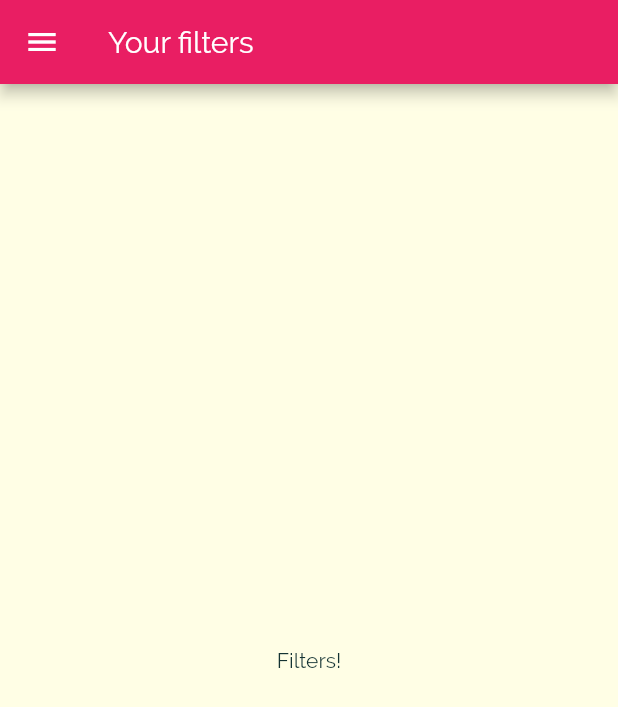
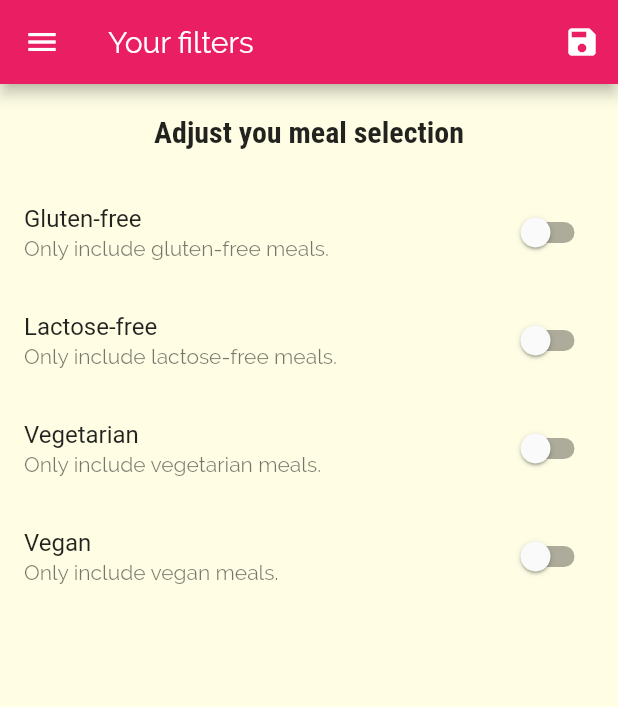
Before and after one commit to MartinFrac/Meals_app_flutter, a Flutter app: the FiltersScreen screen opened by its route, on a phone screen of 412 x 824 dp. Shown: the top 707 px of the screen. Run offline on Flutter 3.47's test engine with Material 2 defaults, Android fonts, the phone set to English and light mode, and no system bars.

Commit message:
filters to be checked

```diff
--- a/lib/main.dart
+++ b/lib/main.dart
@@ -1,16 +1,54 @@
 import 'package:flutter/material.dart';
 
+import './dummy_data.dart';
 import './screens/filters_screen.dart';
 import './screens/tabs_screen.dart';
 import './screens/meal_detail_screen.dart';
 import './screens/category_meals_screen.dart';
 import './screens/categories_screen.dart';
 
+import './models/meal.dart';
+
 void main() {
   runApp(MyApp());
 }
 
-class MyApp extends StatelessWidget {
+class MyApp extends StatefulWidget {
+  @override
+  _MyAppState createState() => _MyAppState();
+}
+
+class _MyAppState extends State<MyApp> {
+  Map<String, bool> _filters = {
+    'gluten': false,
+    'lactose': false,
+    'vegan': false,
+    'vegetarian': false,
+  };
+  List<Meal> _availableMeals = DUMMY_MEALS;
+
+  void _setFilters(Map<String, bool> filterData) {
+    setState(() {
+      _filters = filterData;
+
+      _availableMeals = DUMMY_MEALS.where((meal) {
+        if (_filters['gluten'] && !meal.isGlutenFree) {
+          return false;
+        }
+        if (_filters['lactose'] && !meal.isLactoseFree) {
+          return false;
+        }
+        if (_filters['vegan'] && !meal.isVegan) {
+          return false;
+        }
+        if (_filters['vegetarian'] && !meal.isVegetarian) {
+          return false;
+        }
+        return true;
+      });
+    });
+  }
+
   @override
   Widget build(BuildContext context) {
     return MaterialApp(
@@ -36,9 +74,10 @@ class MyApp extends StatelessWidget {
       ),
       home: TabsScreen(),
       routes: {
-        CategoryMealsScreen.routeName: (ctx) => CategoryMealsScreen(),
+        CategoryMealsScreen.routeName: (ctx) =>
+            CategoryMealsScreen(_availableMeals),
         MealDetailScreen.routeName: (ctx) => MealDetailScreen(),
-        FiltersScreen.routeName: (ctx) => FiltersScreen(),
+        FiltersScreen.routeName: (ctx) => FiltersScreen(_filters, _setFilters),
       },
       onUnknownRoute: (settings) {
         return MaterialPageRoute(builder: (ctx) => CategoriesScreen());
--- a/lib/screens/category_meals_screen.dart
+++ b/lib/screens/category_meals_screen.dart
@@ -1,12 +1,15 @@
 import 'package:flutter/material.dart';
 
 import '../widgets/meal_item.dart';
-import '../dummy_data.dart';
 
 import '../models/meal.dart';
 
 class CategoryMealsScreen extends StatefulWidget {
   static const routeName = '/category-meals';
+
+  final List<Meal> _availableMeals;
+
+  CategoryMealsScreen(this._availableMeals);
 
   @override
   _CategoryMealsScreenState createState() => _CategoryMealsScreenState();
@@ -24,7 +27,7 @@ class _CategoryMealsScreenState extends State<CategoryMealsScreen> {
           ModalRoute.of(context).settings.arguments as Map<String, String>;
       categoryTitle = routeArgs['title'];
       final categoryId = routeArgs['id'];
-      displayedMeals = DUMMY_MEALS.where((meal) {
+      displayedMeals = widget._availableMeals.where((meal) {
         return meal.categories.contains(categoryId);
       }).toList();
       _loadedInitData = true;
--- a/lib/screens/filters_screen.dart
+++ b/lib/screens/filters_screen.dart
@@ -1,18 +1,107 @@
 import 'package:flutter/material.dart';
 import 'package:meals_app/widgets/main_drawer.dart';
 
-class FiltersScreen extends StatelessWidget {
+class FiltersScreen extends StatefulWidget {
   static const routeName = '/filters';
+
+  final Function saveFilters;
+  final Map<String, bool> currentFilters;
+
+  FiltersScreen(this.currentFilters, this.saveFilters);
+
+  @override
+  _FiltersScreenState createState() => _FiltersScreenState();
+}
+
+class _FiltersScreenState extends State<FiltersScreen> {
+  var _glutenFree = false;
+  var _vegetarian = false;
+  var _vegan = false;
+  var _lactoseFree = false;
+
+  @override
+  initState() {
+    super.initState();
+    _glutenFree = widget.currentFilters['gluten'];
+    _lactoseFree = widget.currentFilters['lactose'];
+    _vegan = widget.currentFilters['vegan'];
+    _vegetarian = widget.currentFilters['vegetarian'];
+  }
+
+  Widget _buildSwitchListTile(String title, String description,
+      bool currentValue, Function updateValue) {
+    return SwitchListTile(
+      title: Text(title),
+      value: currentValue,
+      subtitle: Text(description),
+      onChanged: updateValue,
+    );
+  }
 
   @override
   Widget build(BuildContext context) {
     return Scaffold(
       appBar: AppBar(
         title: Text('Your filters'),
+        actions: [
+          IconButton(
+            icon: Icon(Icons.save),
+            onPressed: () {
+              Map<String, bool> selectedFilters = {
+                'gluten': _glutenFree,
+                'lactose': _lactoseFree,
+                'vegan': _vegan,
+                'vegetarian': _vegetarian,
+              };
+              widget.saveFilters(selectedFilters);
+            },
+          ),
+        ],
       ),
       drawer: MainDrawer(),
-      body: Center(
-        child: Text('Filters!'),
+      body: Column(
+        children: [
+          Container(
+            padding: EdgeInsets.all(20),
+            child: Text(
+              'Adjust you meal selection',
+              style: Theme.of(context).textTheme.headline6,
+            ),
+          ),
+          Expanded(
+            child: ListView(
+              children: [
+                _buildSwitchListTile('Gluten-free',
+                    'Only include gluten-free meals.', _glutenFree, (newValue) {
+                  setState(() {
+                    _glutenFree = newValue;
+                  });
+                }),
+                _buildSwitchListTile(
+                    'Lactose-free',
+                    'Only include lactose-free meals.',
+                    _lactoseFree, (newValue) {
+                  setState(() {
+                    _lactoseFree = newValue;
+                  });
+                }),
+                _buildSwitchListTile(
+                    'Vegetarian', 'Only include vegetarian meals.', _vegetarian,
+                    (newValue) {
+                  setState(() {
+                    _vegetarian = newValue;
+                  });
+                }),
+                _buildSwitchListTile(
+                    'Vegan', 'Only include vegan meals.', _vegan, (newValue) {
+                  setState(() {
+                    _vegan = newValue;
+                  });
+                }),
+              ],
+            ),
+          ),
+        ],
       ),
     );
   }
```
